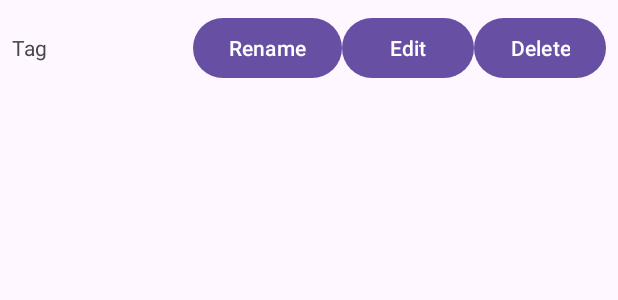
After one commit to javeke/nfc-keyring, an Android app: the layout tag_item.xml on its own in the app's theme, with its tools: preview values and no code run, on a phone screen of 412 x 824 dp. The commit adds this screen. Shown: the top 300 px of the screen. Run offline under Robolectric (Android 15) with nearby library versions, the phone set to English and light mode, and no system bars.

Commit message:
Add tag management UI with rename, edit, and delete

```diff
--- a/app/build.gradle
+++ b/app/build.gradle
@@ -29,6 +29,7 @@ dependencies {
     implementation 'androidx.appcompat:appcompat:1.6.1'
     implementation 'com.google.android.material:material:1.10.0'
     implementation "androidx.activity:activity-ktx:1.7.2"
+    implementation "androidx.recyclerview:recyclerview:1.3.1"
     implementation "androidx.lifecycle:lifecycle-viewmodel-ktx:2.6.2"
     implementation "androidx.lifecycle:lifecycle-livedata-ktx:2.6.2"
     implementation "androidx.lifecycle:lifecycle-runtime-ktx:2.6.2"
--- a/app/src/main/java/com/example/nfckeyring/data/TagDao.kt
+++ b/app/src/main/java/com/example/nfckeyring/data/TagDao.kt
@@ -5,6 +5,7 @@ import androidx.room.Delete
 import androidx.room.Insert
 import androidx.room.OnConflictStrategy
 import androidx.room.Query
+import androidx.room.Update
 import kotlinx.coroutines.flow.Flow
 
 @Dao
@@ -15,6 +16,9 @@ interface TagDao {
     @Insert(onConflict = OnConflictStrategy.REPLACE)
     suspend fun insert(tag: TagEntity)
 
+    @Update
+    suspend fun update(tag: TagEntity)
+
     @Delete
     suspend fun delete(tag: TagEntity)
 }
--- a/app/src/main/java/com/example/nfckeyring/data/TagRepository.kt
+++ b/app/src/main/java/com/example/nfckeyring/data/TagRepository.kt
@@ -7,5 +7,7 @@ class TagRepository(private val tagDao: TagDao) {
 
     suspend fun insert(tag: TagEntity) = tagDao.insert(tag)
 
+    suspend fun update(tag: TagEntity) = tagDao.update(tag)
+
     suspend fun delete(tag: TagEntity) = tagDao.delete(tag)
 }
--- a/app/src/main/java/com/example/nfckeyring/ui/TagViewModel.kt
+++ b/app/src/main/java/com/example/nfckeyring/ui/TagViewModel.kt
@@ -27,6 +27,12 @@ class TagViewModel(application: Application) : AndroidViewModel(application) {
         }
     }
 
+    fun update(tag: TagEntity) = viewModelScope.launch {
+        if (this::repository.isInitialized) {
+            repository.update(tag)
+        }
+    }
+
     fun delete(tag: TagEntity) = viewModelScope.launch {
         if (this::repository.isInitialized) {
             repository.delete(tag)
--- /dev/null
+++ b/app/src/main/res/layout/tag_item.xml
@@ -0,0 +1,32 @@
+<?xml version="1.0" encoding="utf-8"?>
+<LinearLayout xmlns:android="http://schemas.android.com/apk/res/android"
+    android:layout_width="match_parent"
+    android:layout_height="wrap_content"
+    android:orientation="horizontal"
+    android:padding="8dp">
+
+    <TextView
+        android:id="@+id/tagLabel"
+        android:layout_width="0dp"
+        android:layout_height="wrap_content"
+        android:layout_weight="1"
+        android:text="Tag" />
+
+    <Button
+        android:id="@+id/renameButton"
+        android:layout_width="wrap_content"
+        android:layout_height="wrap_content"
+        android:text="@string/rename" />
+
+    <Button
+        android:id="@+id/editButton"
+        android:layout_width="wrap_content"
+        android:layout_height="wrap_content"
+        android:text="@string/edit" />
+
+    <Button
+        android:id="@+id/deleteButton"
+        android:layout_width="wrap_content"
+        android:layout_height="wrap_content"
+        android:text="@string/delete" />
+</LinearLayout>
--- a/app/src/main/res/values/strings.xml
+++ b/app/src/main/res/values/strings.xml
@@ -4,4 +4,13 @@
     <string name="formatted_label">Formatted Data:</string>
     <string name="raw_hex_label">Raw Hex:</string>
     <string name="no_ndef">No NDEF data</string>
+    <string name="rename">Rename</string>
+    <string name="edit">Edit</string>
+    <string name="delete">Delete</string>
+    <string name="rename_tag">Rename Tag</string>
+    <string name="edit_tag">Edit Tag</string>
+    <string name="delete_tag">Delete Tag</string>
+    <string name="confirm_delete">Are you sure you want to delete this tag?</string>
+    <string name="save">Save</string>
+    <string name="cancel">Cancel</string>
 </resources>
```
Also changed, not shown: app/src/main/java/com/example/nfckeyring/MainActivity.kt (+57 -1 lines), app/src/main/java/com/example/nfckeyring/ui/TagListAdapter.kt (added, +47 -0 lines), app/src/main/res/layout/activity_main.xml (+7 -0 lines).
